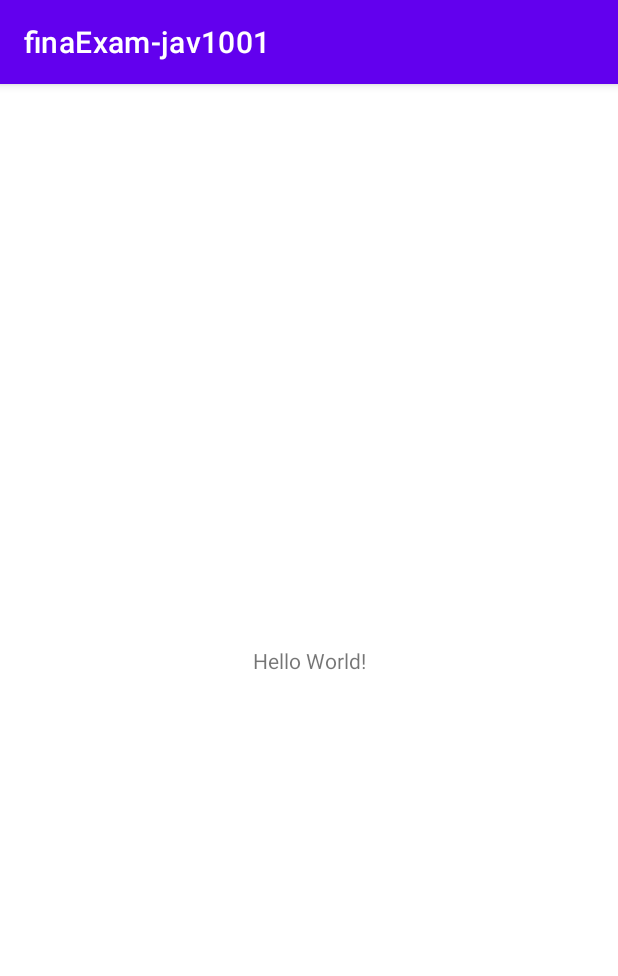
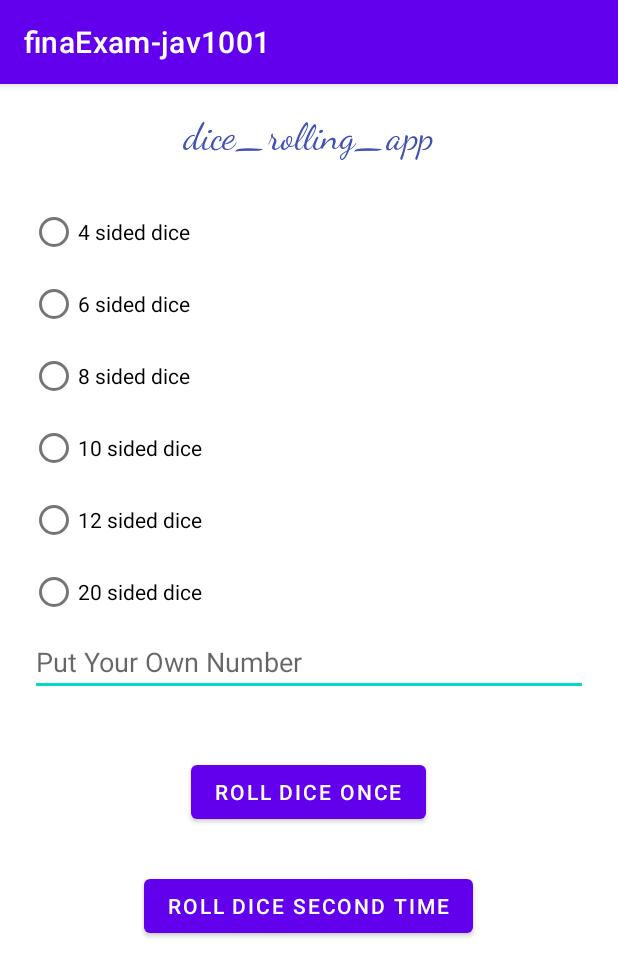
Before and after one commit to navjotn406/finaExam-jav1001, an Android app: the screen it shows after launch (MainActivity), on a phone screen of 412 x 824 dp. Shown: the top 976 px of the screen. Run offline under Robolectric (Android 15) with nearby library versions, the phone set to English and light mode, and no system bars.

Commit message:
Added layout, radiogroup, an editText to allow user to add their own size of dice, two buttons for roll dice once and secone time, two textviews on the bottom to display the number.

```diff
--- a/app/src/main/res/layout/activity_main.xml
+++ b/app/src/main/res/layout/activity_main.xml
@@ -1,18 +1,146 @@
 <?xml version="1.0" encoding="utf-8"?>
-<androidx.constraintlayout.widget.ConstraintLayout xmlns:android="http://schemas.android.com/apk/res/android"
+<ScrollView xmlns:android="http://schemas.android.com/apk/res/android"
     xmlns:app="http://schemas.android.com/apk/res-auto"
     xmlns:tools="http://schemas.android.com/tools"
     android:layout_width="match_parent"
     android:layout_height="match_parent"
+    android:layout_margin="20dp"
     tools:context=".MainActivity">
 
-    <TextView
-        android:layout_width="wrap_content"
+    <LinearLayout
+        android:layout_width="match_parent"
         android:layout_height="wrap_content"
-        android:text="Hello World!"
-        app:layout_constraintBottom_toBottomOf="parent"
-        app:layout_constraintEnd_toEndOf="parent"
-        app:layout_constraintStart_toStartOf="parent"
-        app:layout_constraintTop_toTopOf="parent" />
+        android:orientation="vertical"
+        tools:context=".MainActivity">
 
-</androidx.constraintlayout.widget.ConstraintLayout>
+        <TextView
+            android:id="@+id/textview"
+            android:layout_width="match_parent"
+            android:layout_height="wrap_content"
+            android:fontFamily="cursive"
+            android:gravity="center_horizontal"
+            android:text="dice_rolling_app"
+            android:textColor="#3F51B5"
+            android:textSize="25sp"
+            app:layout_constraintTop_toTopOf="parent"
+            tools:layout_editor_absoluteX="24dp" />
+
+        <RadioGroup
+            android:id="@+id/radiogroup"
+            android:layout_width="match_parent"
+            android:layout_height="wrap_content"
+            android:layout_marginTop="24dp"
+            app:layout_constraintTop_toBottomOf="@+id/textview"
+            app:layout_editor_absoluteX="-24dp">
+
+
+            <RadioButton
+                android:id="@+id/side4"
+                android:layout_width="match_parent"
+                android:layout_height="wrap_content"
+                android:text="4 sided dice"
+                tools:ignore="InvalidId"
+                tools:layout_editor_absoluteX="0dp"
+                tools:layout_editor_absoluteY="108dp" />
+
+            <RadioButton
+                android:id="@+id/side6"
+                android:layout_width="match_parent"
+                android:layout_height="wrap_content"
+                android:text="6 sided dice"
+                tools:ignore="MissingConstraints,UnknownId"
+                app:layout_constraintTop_toBottomOf="@+id/side4"
+                tools:layout_editor_absoluteX="0dp"
+                tools:layout_editor_absoluteY="156dp" />
+
+            <RadioButton
+                android:id="@+id/side8"
+                android:layout_width="match_parent"
+                android:layout_height="wrap_content"
+                android:text="8 sided dice"
+                tools:ignore="MissingConstraints"
+                app:layout_constraintTop_toBottomOf="@+id/side6"
+                tools:layout_editor_absoluteX="0dp"
+                tools:layout_editor_absoluteY="204dp" />
+
+            <RadioButton
+                android:id="@+id/side10"
+                android:layout_width="match_parent"
+                android:layout_height="wrap_content"
+                android:text="10 sided dice"
+                tools:ignore="MissingConstraints"
+                app:layout_constraintTop_toBottomOf="@+id/side8"
+                tools:layout_editor_absoluteX="0dp"
+                tools:layout_editor_absoluteY="252dp" />
+
+            <RadioButton
+                android:id="@+id/side12"
+                android:layout_width="match_parent"
+                android:layout_height="wrap_content"
+                android:text="12 sided dice"
+                tools:ignore="MissingConstraints"
+                app:layout_constraintTop_toBottomOf="@+id/side10"
+                tools:layout_editor_absoluteX="0dp"
+                tools:layout_editor_absoluteY="300dp" />
+
+            <RadioButton
+                android:id="@+id/side20"
+                android:layout_width="match_parent"
+                android:layout_height="wrap_content"
+                android:text="20 sided dice"
+                tools:ignore="MissingConstraints"
+                app:layout_constraintTop_toBottomOf="@+id/side12"
+                tools:layout_editor_absoluteX="0dp"
+                tools:layout_editor_absoluteY="348dp" />
+        </RadioGroup>
+
+
+        <EditText
+            android:id="@+id/mynum"
+            android:layout_width="match_parent"
+            android:layout_height="wrap_content"
+            android:textColor="@color/black"
+            android:autofillHints="#c0c0c0"
+            android:hint="Put Your Own Number"
+            android:inputType="number" />
+
+        <Button
+            android:id="@+id/button1"
+            android:layout_width="wrap_content"
+            android:layout_height="wrap_content"
+            android:layout_marginTop="40dp"
+            android:text="roll dice once"
+            android:layout_gravity="center">
+
+        </Button>
+
+        <Button
+            android:id="@+id/button2"
+            android:layout_width="wrap_content"
+            android:layout_height="wrap_content"
+            android:layout_marginTop="28dp"
+            android:text="Roll dice second time"
+            android:layout_gravity="center">
+
+        </Button>
+
+        <TextView
+            android:id="@+id/ans1"
+            android:layout_width="wrap_content"
+            android:layout_height="wrap_content"
+            android:textColor="@color/teal_700"
+            android:textStyle="bold"
+            android:layout_margin="20dp"
+            android:layout_gravity="center" />
+
+        <TextView
+            android:id="@+id/ans2"
+            android:layout_width="wrap_content"
+            android:layout_height="wrap_content"
+            android:textColor="@color/teal_700"
+            android:textStyle="bold"
+            android:layout_margin="20dp"
+            android:layout_gravity="center" />
+
+    </LinearLayout>
+</ScrollView>
--- a/app/src/main/res/values/strings.xml
+++ b/app/src/main/res/values/strings.xml
@@ -1,3 +1,10 @@
 <resources>
     <string name="app_name">finaExam-jav1001</string>
+    <string name="_4_sided_dice" />
+    <string name="_6_sided_dice" />
+    <string name="_8_sided_dice" />
+    <string name="_10_sided_dice" />
+    <string name="_12_sided_dice" />
+    <string name="_20_sided_dice" />
+    <string name="roll_dice_once" />
 </resources>
```
